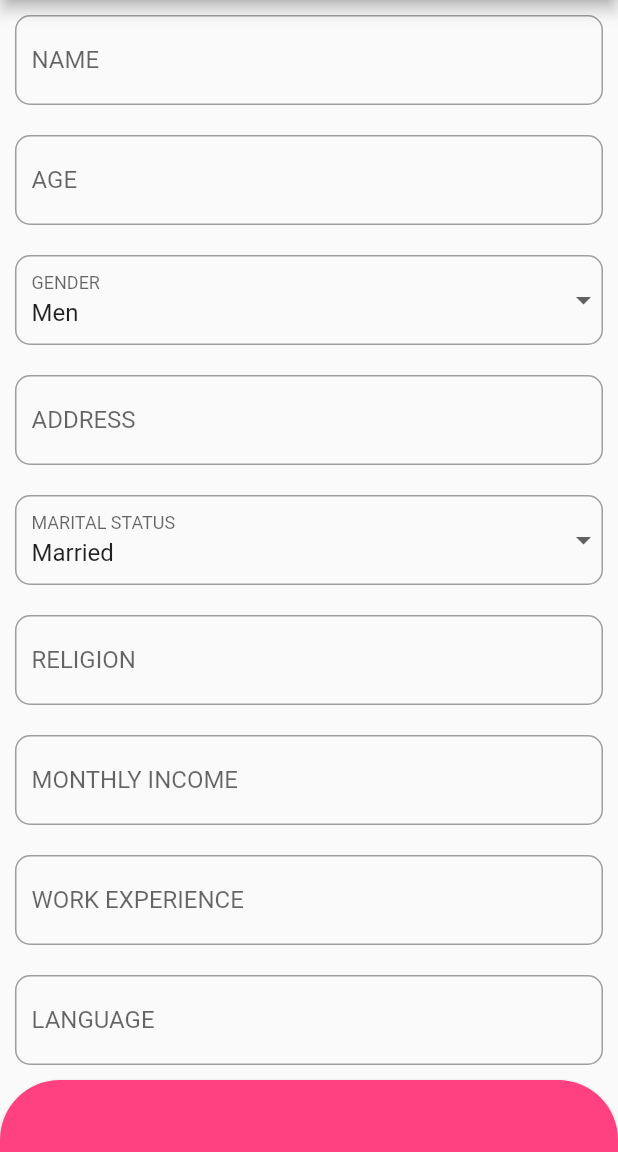
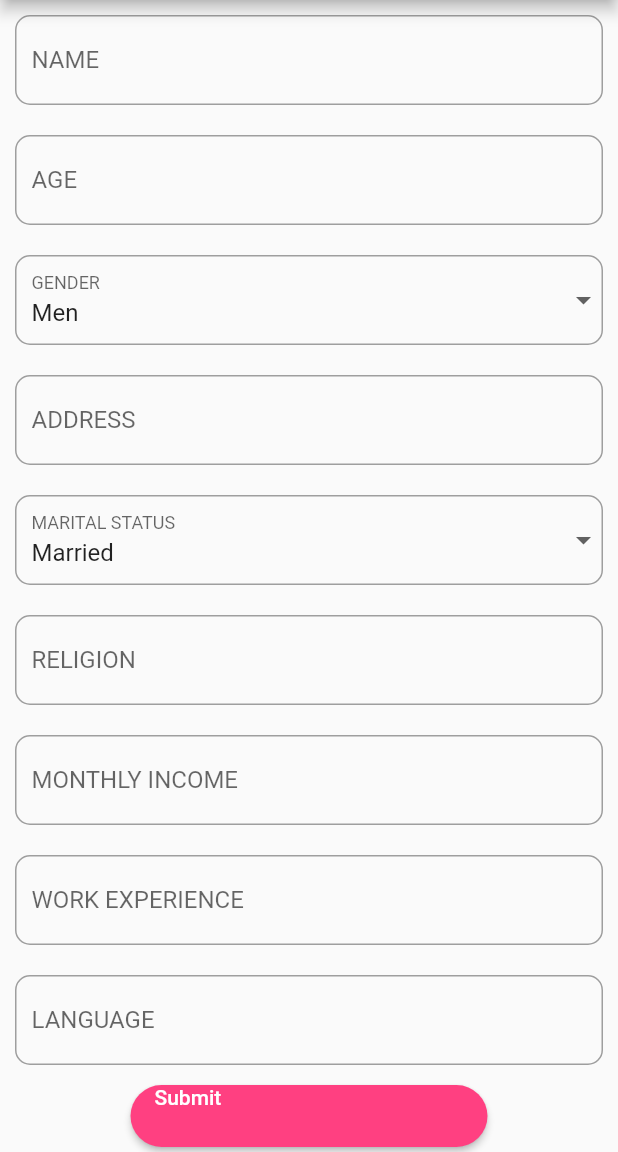
Before and after one commit to manasiPandey21/HandyHive, a Flutter app: the WorkerRegistrationPage1 screen opened by its route, scrolled down 185 dp, on a phone screen of 412 x 824 dp, the part 84-1236 px from its top. Run offline on Flutter 3.47's test engine with Material 2 defaults, Android fonts, the phone set to English and light mode, and no system bars; our stand-ins replace cached_network_image, cloud_firestore, firebase_auth, firebase_core, firebase_storage, flutter_chat_types and 7 more; missing offline and left inert: dart:ffi, editable_image; accounts and stored records are empty.

Commit message:
Elevated Button enhanced

```diff
--- a/lib/Screens/User/user_registration_page1.dart
+++ b/lib/Screens/User/user_registration_page1.dart
@@ -267,7 +267,8 @@ class _UserRegistrationPage1State extends State<UserRegistrationPage1> {
                     return UserDashBoard();
                   }), (route) => false);
                 },
-                child: Text("Submit"),
+                child: Container(child: Center(child: Text("Submit")),width: MediaQuery.of(context).size.width / 4
+                ,height: MediaQuery.of(context).size.height/20,),
                 style: ElevatedButton.styleFrom(
                     backgroundColor: Colors.pinkAccent,
                     shape: RoundedRectangleBorder(
--- a/lib/Screens/Worker/worker_registration_page1.dart
+++ b/lib/Screens/Worker/worker_registration_page1.dart
@@ -266,10 +266,9 @@ class _WorkerRegistrationPage1State extends State<WorkerRegistrationPage1> {
                 ),
               ),
             ),
-            SizedBox(
-              width: MediaQuery.of(context).size.width,
-              height: MediaQuery.of(context).size.height,
-              child: ElevatedButton(
+
+
+               ElevatedButton(
                 onPressed: () async {
                   await Provider.of<Auth>(context, listen: false)
                       .getFirebaseUser();
@@ -318,14 +317,18 @@ class _WorkerRegistrationPage1State extends State<WorkerRegistrationPage1> {
                     return WorkerRegistrationPage2();
                   }), (route) => false);
                 },
-                child: Text("Submit"),
+                child: Container(
+                  child: Text("Submit"),
+                  width: MediaQuery.of(context).size.width / 2,
+                    height: MediaQuery.of(context).size.height/20,),
+
                 style: ElevatedButton.styleFrom(
                   backgroundColor: Colors.pinkAccent,
                   shape: RoundedRectangleBorder(
                       borderRadius: BorderRadius.circular(40)),
                 ),
               ),
-            )
+
           ],
         )),
       ),
```
